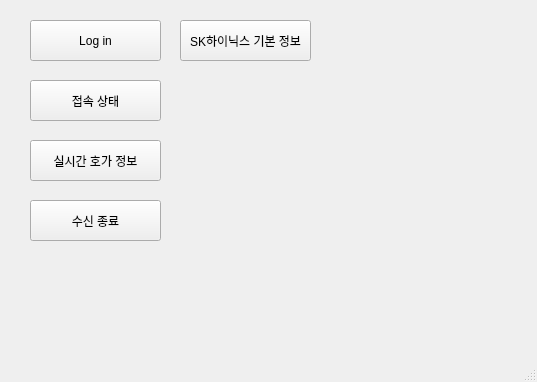
Aishelre/system_trading, file window.ui: the form before one commit.
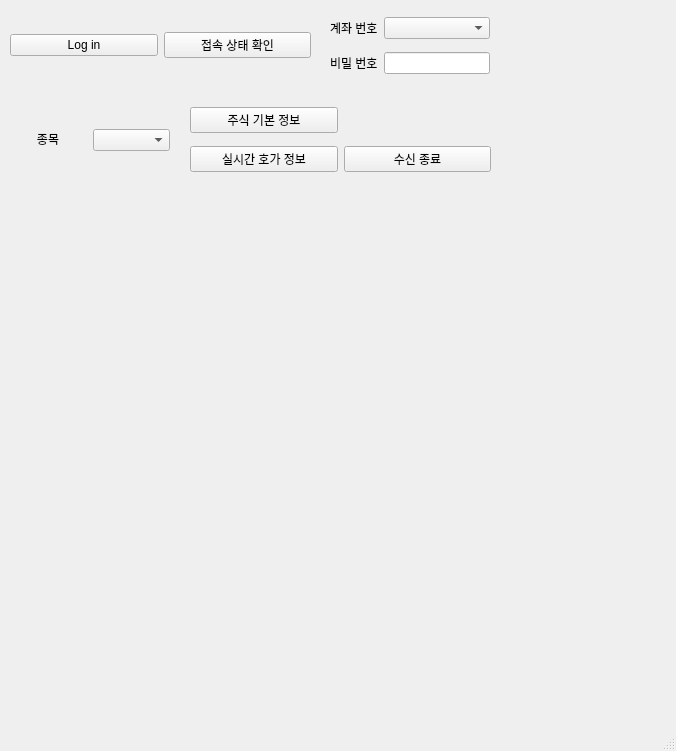
The form after the commit.

What changed in the file:
```diff
--- a/window.ui
+++ b/window.ui
@@ -6,78 +6,145 @@
    <rect>
     <x>0</x>
     <y>0</y>
-    <width>537</width>
-    <height>382</height>
+    <width>676</width>
+    <height>751</height>
    </rect>
   </property>
   <property name="windowTitle">
    <string>MainWindow</string>
   </property>
   <widget class="QWidget" name="centralwidget">
-   <widget class="QPushButton" name="btn_log_in">
+   <widget class="QWidget" name="gridLayoutWidget">
     <property name="geometry">
      <rect>
-      <x>30</x>
-      <y>20</y>
-      <width>131</width>
-      <height>41</height>
+      <x>10</x>
+      <y>10</y>
+      <width>301</width>
+      <height>71</height>
      </rect>
     </property>
-    <property name="text">
-     <string>Log in</string>
-    </property>
+    <layout class="QGridLayout" name="gridLayout">
+     <item row="0" column="1">
+      <widget class="QPushButton" name="btn_connected">
+       <property name="text">
+        <string>접속 상태 확인</string>
+       </property>
+      </widget>
+     </item>
+     <item row="0" column="0">
+      <widget class="QPushButton" name="btn_log_in">
+       <property name="text">
+        <string>Log in</string>
+       </property>
+      </widget>
+     </item>
+    </layout>
    </widget>
-   <widget class="QPushButton" name="btn_is_connected">
+   <widget class="QWidget" name="gridLayoutWidget_2">
     <property name="geometry">
      <rect>
-      <x>30</x>
-      <y>80</y>
-      <width>131</width>
-      <height>41</height>
+      <x>190</x>
+      <y>100</y>
+      <width>301</width>
+      <height>80</height>
      </rect>
     </property>
-    <property name="text">
-     <string>접속 상태</string>
-    </property>
+    <layout class="QGridLayout" name="gridLayout_2">
+     <item row="1" column="0">
+      <widget class="QPushButton" name="btn_start">
+       <property name="text">
+        <string>실시간 호가 정보</string>
+       </property>
+      </widget>
+     </item>
+     <item row="0" column="0">
+      <widget class="QPushButton" name="btn_search">
+       <property name="text">
+        <string>주식 기본 정보</string>
+       </property>
+      </widget>
+     </item>
+     <item row="1" column="1">
+      <widget class="QPushButton" name="btn_stop">
+       <property name="text">
+        <string>      수신 종료      </string>
+       </property>
+      </widget>
+     </item>
+    </layout>
    </widget>
-   <widget class="QPushButton" name="btn_search">
+   <widget class="QWidget" name="gridLayoutWidget_3">
     <property name="geometry">
      <rect>
-      <x>180</x>
-      <y>20</y>
-      <width>131</width>
-      <height>41</height>
+      <x>330</x>
+      <y>10</y>
+      <width>160</width>
+      <height>71</height>
      </rect>
     </property>
-    <property name="text">
-     <string>SK하이닉스 기본 정보</string>
-    </property>
+    <layout class="QGridLayout" name="gridLayout_3">
+     <item row="0" column="0">
+      <widget class="QLabel" name="label">
+       <property name="text">
+        <string>계좌 번호</string>
+       </property>
+      </widget>
+     </item>
+     <item row="1" column="1">
+      <widget class="QLineEdit" name="lb_pswd">
+       <property name="autoFillBackground">
+        <bool>false</bool>
+       </property>
+       <property name="echoMode">
+        <enum>QLineEdit::Password</enum>
+       </property>
+      </widget>
+     </item>
+     <item row="1" column="0">
+      <widget class="QLabel" name="label_2">
+       <property name="text">
+        <string>비밀 번호</string>
+       </property>
+      </widget>
+     </item>
+     <item row="0" column="1">
+      <widget class="QComboBox" name="cb_acc"/>
+     </item>
+    </layout>
    </widget>
-   <widget class="QPushButton" name="btn_real_time">
+   <widget class="QWidget" name="gridLayoutWidget_4">
     <property name="geometry">
      <rect>
-      <x>30</x>
-      <y>140</y>
-      <width>131</width>
-      <height>41</height>
+      <x>10</x>
+      <y>100</y>
+      <width>160</width>
+      <height>81</height>
      </rect>
     </property>
-    <property name="text">
-     <string>실시간 호가 정보</string>
-    </property>
-   </widget>
-   <widget class="QPushButton" name="_btn_stop">
-    <property name="geometry">
-     <rect>
-      <x>30</x>
-      <y>200</y>
-      <width>131</width>
-      <height>41</height>
-     </rect>
-    </property>
-    <property name="text">
-     <string>수신 종료</string>
-    </property>
+    <layout class="QGridLayout" name="gridLayout_4">
+     <item row="0" column="1">
+      <widget class="QComboBox" name="box_code"/>
+     </item>
+     <item row="0" column="0" alignment="Qt::AlignHCenter|Qt::AlignTop">
+      <widget class="QLabel" name="label_3">
+       <property name="minimumSize">
+        <size>
+         <width>76</width>
+         <height>20</height>
+        </size>
+       </property>
+       <property name="maximumSize">
+        <size>
+         <width>76</width>
+         <height>16777215</height>
+        </size>
+       </property>
+       <property name="text">
+        <string>&lt;html&gt;&lt;head/&gt;&lt;body&gt;&lt;p align=&quot;center&quot;&gt;종목&lt;/p&gt;&lt;/body&gt;&lt;/html&gt;</string>
+       </property>
+      </widget>
+     </item>
+    </layout>
    </widget>
   </widget>
   <widget class="QMenuBar" name="menubar">
```
Left out of the diff: 11 changed lines with no effect on the pictures.
